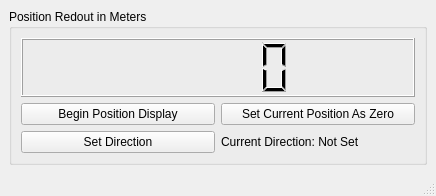
This is position_readout_for_AM3.ui in ntouchet/AM3_DEV as Qt 5 draws it before an edit. The edited form follows.
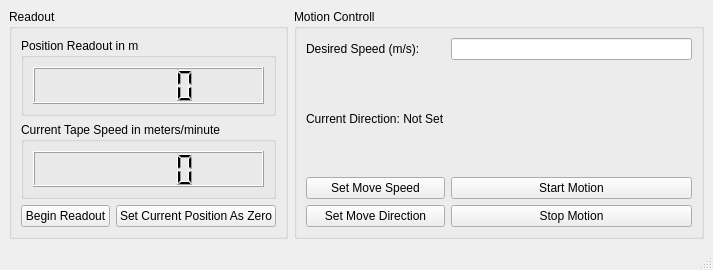
This is the edited form.

Commit message: This commit contains updated ui any python files for the gui

The edit to the form file:
```diff
--- a/position_readout_for_AM3.ui
+++ b/position_readout_for_AM3.ui
@@ -6,8 +6,8 @@
    <rect>
     <x>0</x>
     <y>0</y>
-    <width>436</width>
-    <height>196</height>
+    <width>713</width>
+    <height>270</height>
    </rect>
   </property>
   <property name="windowTitle">
@@ -18,34 +18,95 @@
     <item row="0" column="0">
      <widget class="QGroupBox" name="readout_box">
       <property name="title">
-       <string>Position Redout in Meters</string>
+       <string>Readout</string>
       </property>
       <layout class="QGridLayout" name="gridLayout_2">
-       <item row="1" column="0">
-        <widget class="QPushButton" name="begin_button">
-         <property name="text">
-          <string>Begin Position Display</string>
-         </property>
-        </widget>
-       </item>
        <item row="0" column="0" colspan="2">
-        <widget class="QLCDNumber" name="readout_display"/>
+        <widget class="QGroupBox" name="groupBox_2">
+         <property name="title">
+          <string>Position Readout in m</string>
+         </property>
+         <layout class="QGridLayout" name="gridLayout_4">
+          <item row="0" column="0">
+           <widget class="QLCDNumber" name="readout_display"/>
+          </item>
+         </layout>
+        </widget>
        </item>
-       <item row="1" column="1">
+       <item row="2" column="0">
+        <widget class="QPushButton" name="begin_button">
+         <property name="text">
+          <string>Begin Readout</string>
+         </property>
+        </widget>
+       </item>
+       <item row="2" column="1">
         <widget class="QPushButton" name="zero_button">
          <property name="text">
           <string>Set Current Position As Zero</string>
          </property>
         </widget>
        </item>
+       <item row="1" column="0" colspan="2">
+        <widget class="QGroupBox" name="groupBox_3">
+         <property name="title">
+          <string>Current Tape Speed in meters/minute</string>
+         </property>
+         <layout class="QGridLayout" name="gridLayout_5">
+          <item row="0" column="0">
+           <widget class="QLCDNumber" name="lcdNumber"/>
+          </item>
+         </layout>
+        </widget>
+       </item>
+      </layout>
+     </widget>
+    </item>
+    <item row="0" column="1">
+     <widget class="QGroupBox" name="groupBox">
+      <property name="title">
+       <string>Motion Controll</string>
+      </property>
+      <layout class="QGridLayout" name="gridLayout_3">
        <item row="2" column="0">
+        <widget class="QPushButton" name="set_speed_button">
+         <property name="text">
+          <string>Set Move Speed</string>
+         </property>
+        </widget>
+       </item>
+       <item row="4" column="0">
         <widget class="QPushButton" name="direction_button">
          <property name="text">
-          <string>Set Direction</string>
+          <string>Set Move Direction</string>
+         </property>
+        </widget>
+       </item>
+       <item row="4" column="1">
+        <widget class="QPushButton" name="pushButton_2">
+         <property name="text">
+          <string>Stop Motion</string>
          </property>
         </widget>
        </item>
        <item row="2" column="1">
+        <widget class="QPushButton" name="pushButton">
+         <property name="text">
+          <string>Start Motion</string>
+         </property>
+        </widget>
+       </item>
+       <item row="0" column="0">
+        <widget class="QLabel" name="label">
+         <property name="text">
+          <string>Desired Speed (m/s):</string>
+         </property>
+        </widget>
+       </item>
+       <item row="0" column="1">
+        <widget class="QLineEdit" name="lineEdit"/>
+       </item>
+       <item row="1" column="0">
         <widget class="QLabel" name="direction_label">
          <property name="text">
           <string>Current Direction: Not Set</string>
```
Left out of the diff: 2 changed lines with no effect on the pictures. The commit also changes 1 other file.
